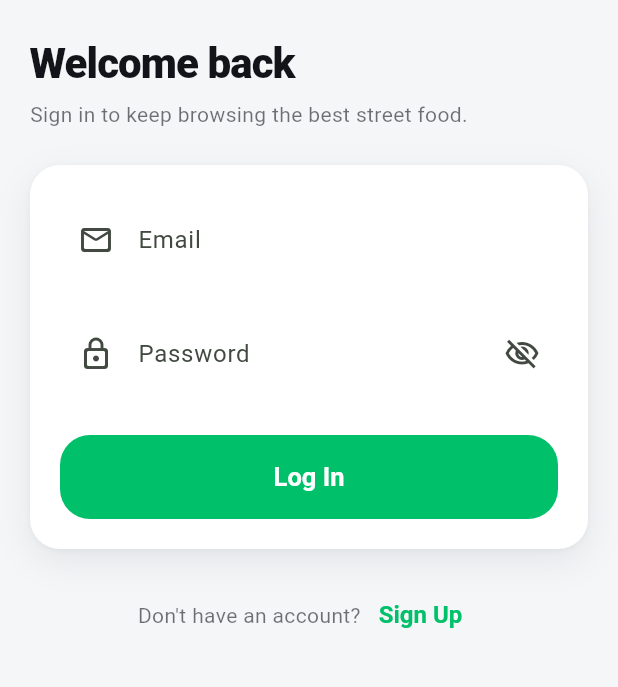
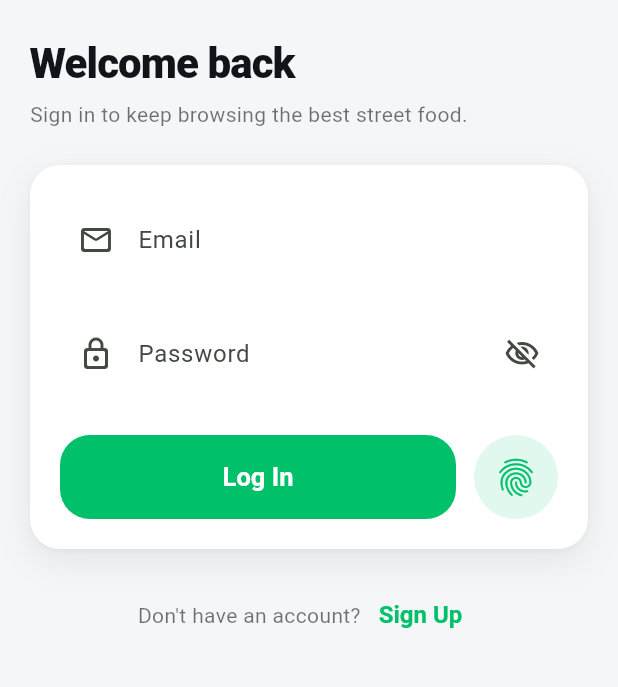
Before and after one commit to MahmoudMuslim/streetbite_capstone, a Flutter app: the screen it shows after launch, on a phone screen of 412 x 824 dp, the part 69-756 px from its top. Run offline on Flutter 3.47's test engine with Material 3 defaults, Android fonts, the phone set to English and light mode, and no system bars; our stand-ins replace bloc, cached_network_image, cloud_firestore, device_info_plus, dio, equatable and 9 more; missing offline and left inert: liquid_glass_widgets; accounts and stored records are empty; network calls fail.

Commit message:
Offer the fingerprint again from the password form
A cancelled scan used to strand the user on the email and password fields
with no way back, even though their session was still on the handset. The
round button beside Log In re-reads that session and re-opens the gate, and
says so when there is nothing to unlock rather than showing a prompt that
could never pass.

```diff
--- a/flutter_app/lib/l10n/app_ar.arb
+++ b/flutter_app/lib/l10n/app_ar.arb
@@ -125,6 +125,8 @@
   "welcomeBack": "مرحبًا بعودتك، {name}",
   "scanToSignIn": "امسح لتسجيل الدخول",
   "usePasswordInstead": "استخدم كلمة المرور بدلًا من ذلك",
+  "signInWithFingerprint": "سجّل الدخول ببصمة الإصبع",
+  "biometricSignInUnavailable": "البصمة تفتح فقط الحسابات المسجَّل دخولها على هذا الجهاز. استخدم كلمة المرور.",
   "darkMode": "الوضع الليلي",
   "lightMode": "الوضع النهاري",
   "language": "اللغة",
--- a/flutter_app/lib/presentation/screens/auth/login_screen.dart
+++ b/flutter_app/lib/presentation/screens/auth/login_screen.dart
@@ -11,6 +11,7 @@ import '../../widgets/app_page_body.dart';
 import '../../widgets/app_text_field.dart';
 import '../../widgets/auth_card.dart';
 import '../../widgets/auth_header.dart';
+import '../../widgets/biometric_login_button.dart';
 import '../../widgets/language_toggle_button.dart';
 import '../../widgets/semantic_id.dart';
 import '../../widgets/theme_toggle_button.dart';
@@ -49,6 +50,31 @@ class _LoginScreenState extends State<LoginScreen> {
       email: _emailController.text,
       password: _passwordController.text,
     );
+  }
+
+  /// Offers the fingerprint gate again from the password form.
+  ///
+  /// The gate is only ever reachable with a session on this device, so a
+  /// rejected attempt is explained rather than left as a dead button.
+  Future<void> _signInWithBiometric() async {
+    FocusScope.of(context).unfocus();
+    final cubit = context.read<AuthCubit>();
+
+    if (!await cubit.retryBiometricSignIn()) {
+      if (!mounted) return;
+      ScaffoldMessenger.of(context)
+        ..hideCurrentSnackBar()
+        ..showSnackBar(
+          SnackBar(
+            key: const ValueKey('biometric_unavailable_snackbar'),
+            content: Text(context.l10n.biometricSignInUnavailable),
+          ),
+        );
+      return;
+    }
+
+    if (!mounted) return;
+    Navigator.of(context).pushNamed(AppRoutes.biometricLogin);
   }
 
   @override
@@ -141,7 +167,10 @@ class _LoginScreenState extends State<LoginScreen> {
                         // field submits the form from its trailing action.
                       ),
                       const SizedBox(height: 24),
-                      SemanticId(
+                      Row(
+                        children: [
+                          Expanded(
+                            child: SemanticId(
                               key: const ValueKey('login_button'),
                               id: 'login_button',
                               label: context.l10n.login,
@@ -159,6 +188,14 @@ class _LoginScreenState extends State<LoginScreen> {
                                       )
                                     : Text(context.l10n.login),
                               ),
+                            ),
+                          ),
+                          const SizedBox(width: 12),
+                          BiometricLoginButton(
+                            label: context.l10n.signInWithFingerprint,
+                            onPressed: isLoading ? null : _signInWithBiometric,
+                          ),
+                        ],
                       ),
                     ],
                   ),
--- /dev/null
+++ b/flutter_app/lib/presentation/widgets/biometric_login_button.dart
@@ -0,0 +1,56 @@
+import 'package:flutter/material.dart';
+
+import '../../core/theme/app_colors.dart';
+import 'semantic_id.dart';
+
+/// Circular fingerprint shortcut that sits beside the primary Log In button.
+///
+/// Presentation only: deciding whether a scan can actually sign anyone in is
+/// the auth cubit's job, so the same rule applies whether the gate is opened
+/// from here or automatically on a cold start.
+class BiometricLoginButton extends StatelessWidget {
+  const BiometricLoginButton({
+    super.key,
+    required this.label,
+    required this.onPressed,
+  });
+
+  /// Announced by assistive technology and shown as the tooltip. The caller
+  /// resolves it so this widget stays free of the l10n lookup.
+  final String label;
+
+  /// `null` while a request is in flight, which is how the button greys itself
+  /// out alongside the disabled text fields.
+  final VoidCallback? onPressed;
+
+  @override
+  Widget build(BuildContext context) {
+    final theme = Theme.of(context);
+    final isEnabled = onPressed != null;
+    final tint = isEnabled
+        ? AppColors.primary
+        : theme.colorScheme.onSurface.withValues(alpha: 0.38);
+
+    return Tooltip(
+      message: label,
+      child: SemanticId(
+        key: const ValueKey('biometric_login_button'),
+        id: 'biometric_login_button',
+        label: label,
+        button: true,
+        child: IconButton(
+          onPressed: onPressed,
+          // Square and 56dp so it reads as a peer of the Log In button.
+          constraints: const BoxConstraints.tightFor(width: 56, height: 56),
+          padding: EdgeInsets.zero,
+          style: IconButton.styleFrom(
+            backgroundColor: AppColors.primary.withValues(alpha: 0.12),
+            foregroundColor: tint,
+            shape: const CircleBorder(),
+          ),
+          icon: const Icon(Icons.fingerprint_rounded, size: 30),
+        ),
+      ),
+    );
+  }
+}
```
Also changed, not shown: flutter_app/lib/l10n/app_en.arb (+8 -0 lines), flutter_app/lib/presentation/blocs/auth/auth_cubit.dart (+21 -0 lines), flutter_app/lib/l10n/generated/app_localizations.dart, flutter_app/lib/l10n/generated/app_localizations_ar.dart, flutter_app/lib/l10n/generated/app_localizations_en.dart, 2 other files. Lines whose indentation alone changed are shown as unchanged.
